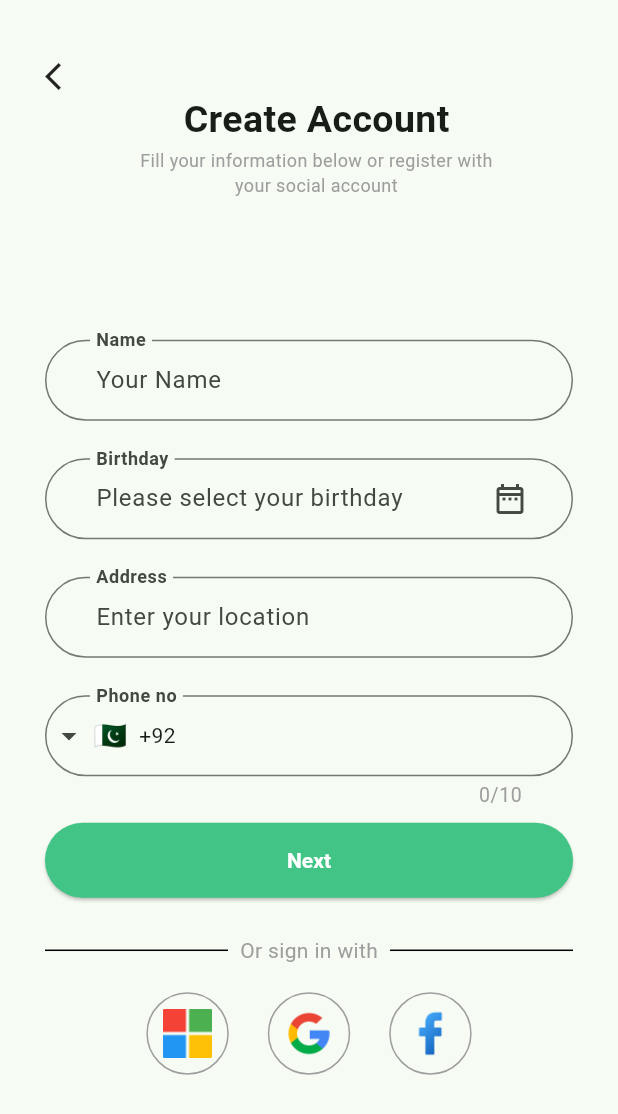
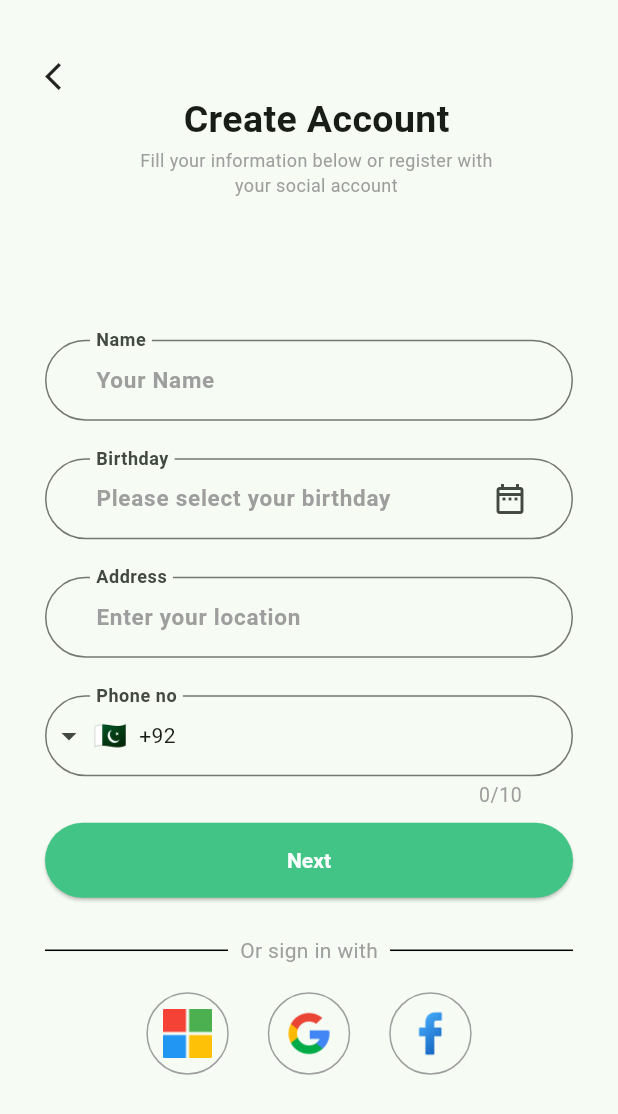
Before and after one commit to ikram-khani/auth_ui, a Flutter app: the SignUpScreen screen opened directly, on a phone screen of 412 x 824 dp. Shown: the top 1114 px of the screen. Run offline on Flutter 3.47's test engine with Material 2 defaults, Android fonts, the phone set to English and light mode, and no system bars; drawn by our look-alikes of intl_phone_field.

Commit message:
adding hint text style

```diff
--- a/lib/main.dart
+++ b/lib/main.dart
@@ -20,7 +20,7 @@ class MyApp extends StatelessWidget {
         primaryColor: const Color.fromRGBO(65, 196, 133, 1),
         useMaterial3: true,
       ),
-      home: const SignUpScreen(),
+      home: const AuthScreen(),
     );
   }
 }
--- a/lib/screens/sign_up.dart
+++ b/lib/screens/sign_up.dart
@@ -106,6 +106,11 @@ class _SignUpScreenState extends State<SignUpScreen> {
                                   contentPadding: const EdgeInsets.symmetric(
                                       horizontal: 30, vertical: 15),
                                   hintText: 'Your Name',
+                                  hintStyle: const TextStyle(
+                                    fontWeight: FontWeight.bold,
+                                    color: Colors.grey,
+                                    fontSize: 15,
+                                  ),
                                   border: OutlineInputBorder(
                                     borderRadius: BorderRadius.circular(30.0),
                                   ),
@@ -133,6 +138,11 @@ class _SignUpScreenState extends State<SignUpScreen> {
                                 contentPadding: const EdgeInsets.symmetric(
                                     horizontal: 30, vertical: 15),
                                 hintText: 'Please select your birthday',
+                                hintStyle: const TextStyle(
+                                  fontWeight: FontWeight.bold,
+                                  color: Colors.grey,
+                                  fontSize: 15,
+                                ),
                                 border: OutlineInputBorder(
                                   borderRadius: BorderRadius.circular(30.0),
                                 ),
@@ -150,6 +160,11 @@ class _SignUpScreenState extends State<SignUpScreen> {
                                 contentPadding: const EdgeInsets.symmetric(
                                     horizontal: 30, vertical: 15),
                                 hintText: 'Enter your location',
+                                hintStyle: const TextStyle(
+                                  fontWeight: FontWeight.bold,
+                                  color: Colors.grey,
+                                  fontSize: 15,
+                                ),
                                 border: OutlineInputBorder(
                                   borderRadius: BorderRadius.circular(30.0),
                                 ),
```
